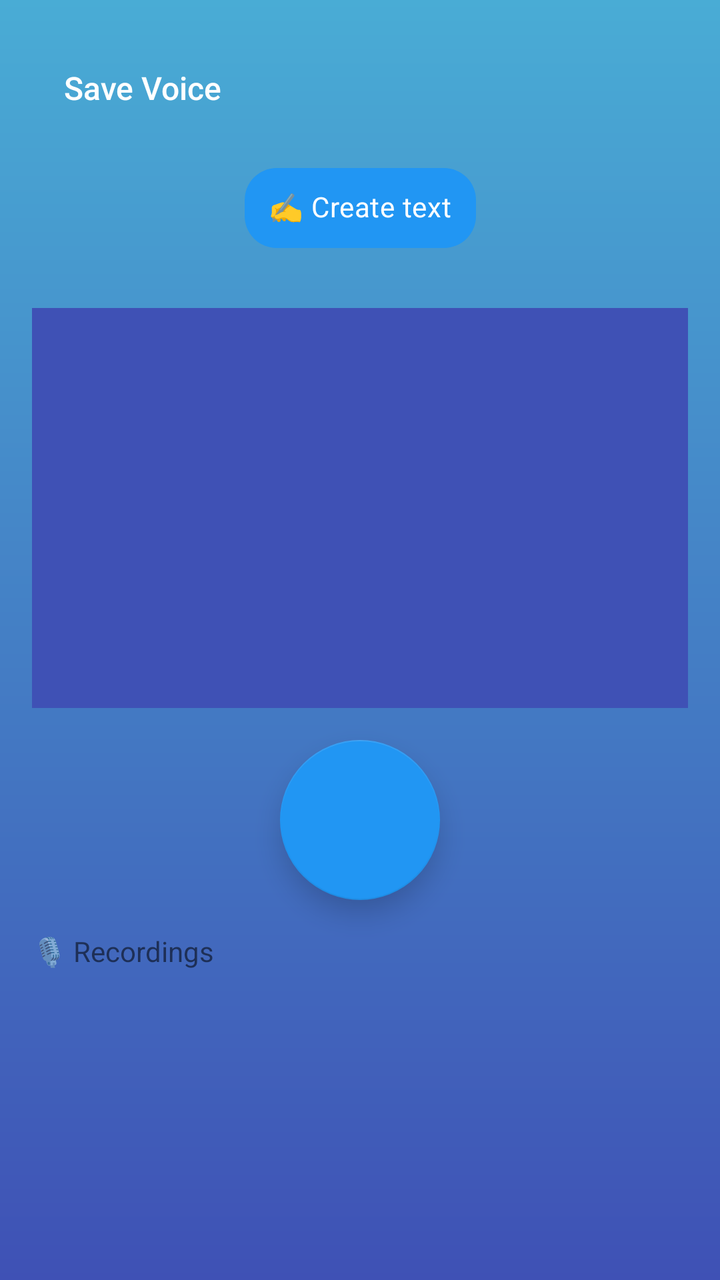
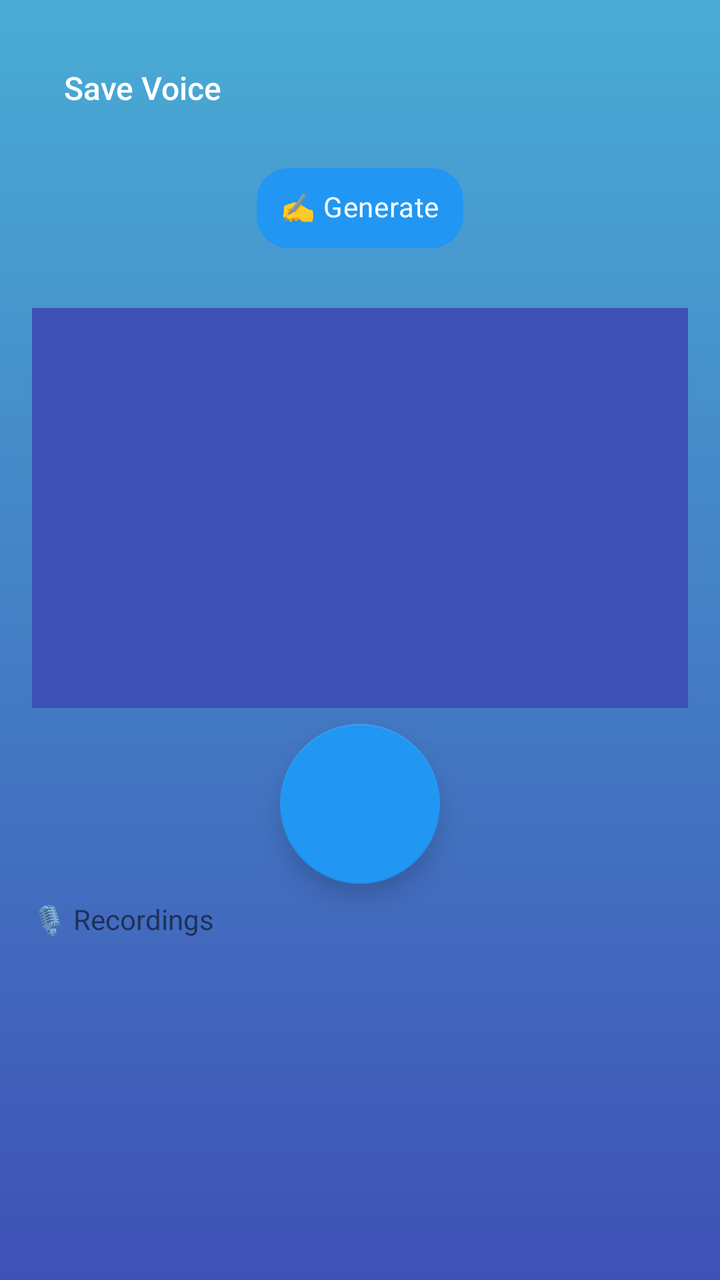

Compare the two renders of this Android layout. The source of the first and the diff that turns it into the second are given below.
<!-- AndroidManifest.xml: application theme AppTheme -->
<!-- res/layout/activity_clonevoice.xml -->
<?xml version="1.0" encoding="utf-8"?>
<androidx.constraintlayout.widget.ConstraintLayout xmlns:android="http://schemas.android.com/apk/res/android"
    xmlns:app="http://schemas.android.com/apk/res-auto"
    xmlns:tools="http://schemas.android.com/tools"
    android:padding="16dp"
    android:background="@drawable/background_shape"
    android:layout_width="match_parent"
    android:layout_height="match_parent">

    <androidx.appcompat.widget.Toolbar
        android:id="@+id/toolbar_clonevoice"
        android:layout_width="match_parent"
        android:layout_height="?attr/actionBarSize"
        app:title="@string/clone_voice"
        app:layout_constraintTop_toTopOf="parent"/>

    <com.google.android.material.chip.Chip
        android:id="@+id/chip_new_text"
        android:layout_width="wrap_content"
        android:layout_height="wrap_content"
        android:clickable="true"
        android:focusable="true"
        android:text="@string/create_text"
        android:textColor="@color/white"
        app:chipBackgroundColor="@color/blue"
        app:chipCornerRadius="16dp"
        app:chipIconTint="@color/white"
        app:chipMinHeight="40dp"
        app:layout_constraintTop_toBottomOf="@+id/toolbar_clonevoice"
        app:layout_constraintStart_toStartOf="parent"
        app:layout_constraintEnd_toEndOf="parent"
        android:layout_marginTop="8dp"/>

    <TextView
        android:id="@+id/tv_recording_info"
        android:layout_width="match_parent"
        android:layout_height="wrap_content"
        android:layout_marginTop="6dp"
        app:layout_constraintTop_toBottomOf="@+id/chip_new_text"
        app:layout_constraintStart_toStartOf="parent"
        app:layout_constraintEnd_toEndOf="parent">
    </TextView>

    <TextView
        android:id="@+id/text_to_read"
        android:layout_width="match_parent"
        android:layout_height="200dp"
        android:background="@color/blueDarker"
        android:textColor="@color/white"
        app:layout_constraintTop_toBottomOf ="@+id/tv_recording_info"
        app:layout_constraintStart_toStartOf="parent"
        app:layout_constraintEnd_toEndOf="parent"
        android:layout_marginTop="1dp"/>

    <com.google.android.material.floatingactionbutton.FloatingActionButton
        android:id="@+id/microSwitchVoiceClone"
        android:layout_width="wrap_content"
        android:layout_height="wrap_content"
        android:layout_gravity="center_horizontal"
        android:layout_marginTop="16dp"
        android:layout_marginBottom="16dp"
        android:contentDescription="@string/microphone_toggle"
        app:fabSize="auto"
        app:fabCustomSize="80dp"
        app:maxImageSize="48dp"
        app:elevation="8dp"
        app:hoveredFocusedTranslationZ="16dp"
        app:pressedTranslationZ="12dp"
        app:rippleColor="@color/white"
        app:tint="@color/white"
        app:backgroundTint="@color/blue"
        app:layout_constraintTop_toBottomOf="@+id/text_to_read"
        app:layout_constraintStart_toStartOf="parent"
        app:layout_constraintEnd_toEndOf="parent"/>

    <TextView
        android:id="@+id/tv_recording_status"
        android:layout_width="match_parent"
        android:layout_height="wrap_content"
        android:layout_marginTop="16dp"
        android:text="@string/records_list"
        app:layout_constraintTop_toBottomOf="@+id/microSwitchVoiceClone"
        app:layout_constraintStart_toStartOf="parent"
        app:layout_constraintEnd_toEndOf="parent">
    </TextView>


    <androidx.recyclerview.widget.RecyclerView
        android:id="@+id/rv_recordings"
        android:layout_width="match_parent"
        android:layout_height="0dp"
        android:layout_weight="1"
        android:layout_marginTop="8dp"
        app:layout_constraintTop_toBottomOf="@+id/tv_recording_status"
        app:layout_constraintStart_toStartOf="parent"
        app:layout_constraintEnd_toEndOf="parent"
        />

</androidx.constraintlayout.widget.ConstraintLayout>
<!-- resources referenced by this layout -->
<resources>
  <color name="blue">#2196F3</color>
  <color name="blueDarker">#3F51B5</color>
  <color name="white">#FFFFFFFF</color>
  <!-- drawable background_shape (drawable) -->
  <shape xmlns:android="http://schemas.android.com/apk/res/android">
      <gradient android:angle="90"
          android:startColor="#3F51B5"
          android:endColor="@color/blueLight"
          android:type="linear"/>
  </shape>
  <string name="clone_voice">Save Voice</string>
  <string name="create_text">✍️ Create text</string>
  <string name="microphone_toggle">Toggle microphone</string>
  <string name="records_list">🎙️ Recordings</string>
  <style name="AppTheme" parent="Theme.MaterialComponents.DayNight.NoActionBar">
          
          <item name="colorPrimary">@color/blueLight</item>
          <item name="colorPrimaryDark">@color/colorPrimaryDark</item>
          <item name="colorAccent">@color/colorAccent</item>
          <item name="android:itemBackground">@color/colorDark</item>
          <item name="android:textColorPrimary">@color/white</item>
          <item name="toolbarStyle">@style/CustomToolbar</item>
          <item name="spinnerStyle">@style/SpinnerStyle</item>
          <item name="android:spinnerItemStyle">@style/SpinnerItemStyle</item>
          <item name="android:spinnerDropDownItemStyle">@style/SpinnerDropDownItemStyle</item>
  
      </style>
  <color name="blueLight">#49acd5</color>
  <color name="colorPrimaryDark">#2f333f</color>
  <color name="colorAccent">#FF4081</color>
  <color name="colorDark">#777CA3</color>
  <style name="CustomToolbar" parent="Widget.AppCompat.Toolbar">
          <item name="titleTextAppearance">@style/ActionBarTitleText</item>
      </style>
  <style name="SpinnerStyle" parent="Widget.AppCompat.Spinner">
          <item name="android:popupBackground">@color/blueLight</item>
          <item name="android:textColor">@color/white</item>
          <item name="android:textSize">24sp</item>
      </style>
  <style name="SpinnerItemStyle" parent="Widget.AppCompat.Spinner">
          <item name="android:textColor">@color/white</item>
          <item name="android:textSize">18sp</item>
      </style>
  <style name="SpinnerDropDownItemStyle" parent="Widget.AppCompat.Spinner.DropDown">
          <item name="android:textColor">@color/white</item>
          <item name="android:textSize">12sp</item>
      </style>
  <style name="ActionBarTitleText" parent="TextAppearance.Widget.AppCompat.Toolbar.Title">
          <item name="android:textColor">@color/colorWhite</item>
          <item name="android:textSize">16sp</item>
      </style>
  <color name="colorWhite">#ffffff</color>
</resources>

<!-- the commit's change to res/layout/activity_clonevoice.xml (unified diff, before → after) -->
@@ -57,8 +57,7 @@
         android:layout_width="wrap_content"
         android:layout_height="wrap_content"
         android:layout_gravity="center_horizontal"
-        android:layout_marginTop="16dp"
-        android:layout_marginBottom="16dp"
+        android:layout_marginTop="8dp"
         android:contentDescription="@string/microphone_toggle"
         app:fabSize="auto"
         app:fabCustomSize="80dp"
@@ -77,7 +76,7 @@
         android:id="@+id/tv_recording_status"
         android:layout_width="match_parent"
         android:layout_height="wrap_content"
-        android:layout_marginTop="16dp"
+        android:layout_marginTop="8dp"
         android:text="@string/records_list"
         app:layout_constraintTop_toBottomOf="@+id/microSwitchVoiceClone"
         app:layout_constraintStart_toStartOf="parent"
@@ -89,11 +88,10 @@
         android:id="@+id/rv_recordings"
         android:layout_width="match_parent"
         android:layout_height="0dp"
-        android:layout_weight="1"
         android:layout_marginTop="8dp"
         app:layout_constraintTop_toBottomOf="@+id/tv_recording_status"
+        app:layout_constraintBottom_toBottomOf="parent"
         app:layout_constraintStart_toStartOf="parent"
-        app:layout_constraintEnd_toEndOf="parent"
-        />
+        app:layout_constraintEnd_toEndOf="parent" />
 
 </androidx.constraintlayout.widget.ConstraintLayout>
<!-- resource entries referenced after the edit -->
@@ -11,7 +11,7 @@
           android:type="linear"/>
   </shape>
   <string name="clone_voice">Save Voice</string>
-  <string name="create_text">✍️ Create text</string>
+  <string name="create_text">✍️ Generate</string>
   <string name="microphone_toggle">Toggle microphone</string>
   <string name="records_list">🎙️ Recordings</string>
   <style name="AppTheme" parent="Theme.MaterialComponents.DayNight.NoActionBar">
